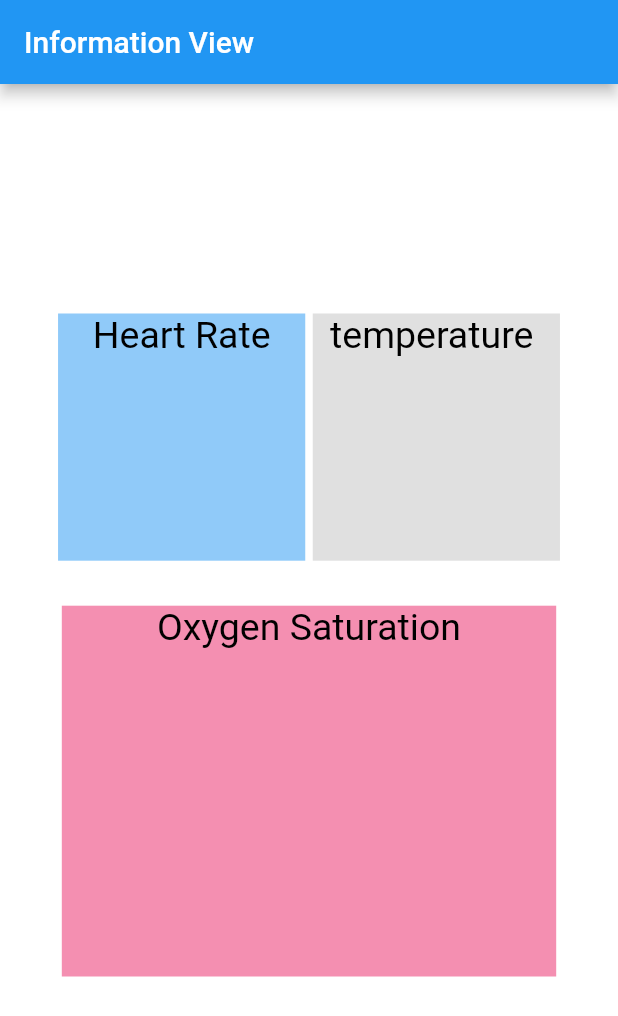
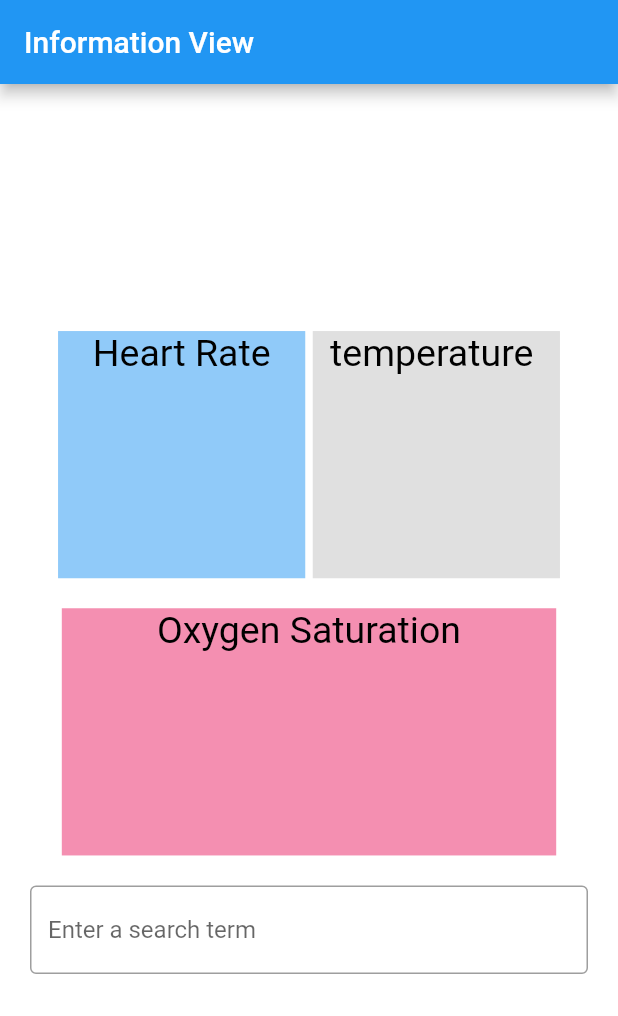
Before and after one commit to Mohamed-Baqer-Ghazee/Baby-monitoring-system, a Flutter app: the screen it shows after launch, on a phone screen of 412 x 824 dp. Shown: the top 1016 px of the screen. Run offline on Flutter 3.47's test engine with Material 2 defaults, Android fonts, the phone set to English and light mode, and no system bars; our stand-ins replace firebase_core, firebase_database; accounts and stored records are empty.

Commit message:
add textfield

```diff
--- a/lib/main.dart
+++ b/lib/main.dart
@@ -3,6 +3,7 @@ import 'package:firebase_database/firebase_database.dart';
 import 'package:firebase_core/firebase_core.dart';
 import 'firebase_options.dart';
 import 'dart:convert';
+import 'dart:async';
 
 String spo2="";
 String hr="";
@@ -12,41 +13,30 @@ void fetchData() async{
   await Firebase.initializeApp(
     options: DefaultFirebaseOptions.currentPlatform,
   );
-
+String id="4";
   DatabaseReference starCountRef =
-  FirebaseDatabase.instance.ref('users');
+  FirebaseDatabase.instance.ref('users/'+id);
   starCountRef.onValue.listen((DatabaseEvent event) {
     final data = event.snapshot.value;
     //print(data);
 
     var endd = jsonDecode(jsonEncode(event.snapshot.value));
+    print(endd);
     var temp1;
-    temp1 = endd[5]['temp'];
+    temp1 = endd['temp'];
     temp=temp1.toString();
-    temp1 = endd[5]['hr'];
+    temp1 = endd['hr'];
     hr=temp1.toString();
-    temp1 = endd[5]['spo2'];
+    temp1 = endd['spo2'];
     spo2=temp1.toString();
-
-    //for(int i=1;endd[i]['age']!=-1;i++) {
-    //print(endd[i]['age']);
-    //var user = User();
-    //user.id = endd[1]['id'];
-    //userarr[0] = user;
-    //print(userarr[i][1]);
-
-
-    //var user1=User();
-    //user1.id= endd['1'];
-    //user1.age=endd['234'];
-    //print(user1.age);
   } );
 
 }
 void main() async {
-
-  fetchData();
-  runApp(MyApp());
+  Timer.periodic(Duration(seconds: 10), (timer) {
+    fetchData();
+    runApp(MyApp());
+  });
 }
 
 // main(){
@@ -116,7 +106,7 @@ class Home extends StatelessWidget{
               ],
             ),
             SizedBox(height: 10,),
-            Container(margin: EdgeInsets.fromLTRB(0, 20, 0, 20),
+            Container(margin: EdgeInsets.fromLTRB(0, 10, 0, 10),
               child: Center(child: Column(
                 children: [
                   Text("Oxygen Saturation",style: TextStyle(fontSize: 25,color:
@@ -128,22 +118,21 @@ class Home extends StatelessWidget{
               )),
 
               width: MediaQuery.of(context).size.width*0.8,
-              height: MediaQuery.of(context).size.height*0.3,
-              color: Colors.pink[200],),
+              height: MediaQuery.of(context).size.height*0.2,
+              color: Colors.pink[200],),Container(margin: EdgeInsets.fromLTRB(0, 10, 0, 10),
+              child: Center(child: Column(
+                children: [TextField(
+                  decoration: InputDecoration(
+                    border: OutlineInputBorder(),
+                    hintText: 'Enter a search term',
+                  ),
+                ),
+                ],
+              )),
+            )
           ],
         ),
       ),);
   }
 
 }
-
-// Future<void> fetchDate() async{
-//   const url="https://esp32test-d9d69-default-rtdb.europe-west1.firebasedatabase.app/test.json";
-//   try{
-//     final http.Response res=await http.get(url);
-//     print( json.decode(res.body));
-//     notifyListeners();
-// }catch (error){
-//     throw error;
-// }
-// }
```
